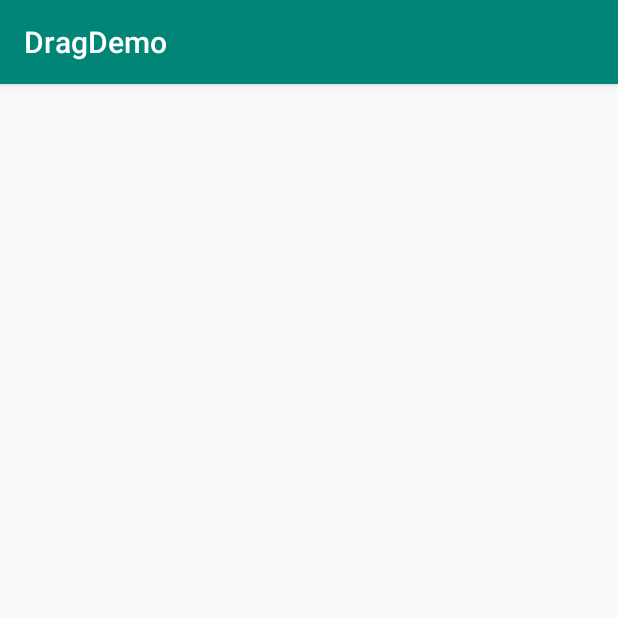
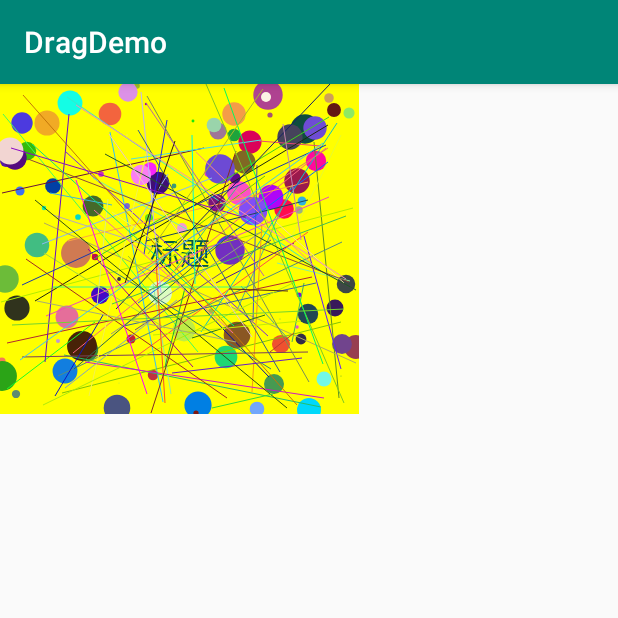
Before and after one commit to luckyXingYan/demo_ws, an Android app: the CustomViewActivity screen opened directly, with no data from a screen before it, on a phone screen of 412 x 824 dp, the top half of it. Run offline under Robolectric (Android 15) with nearby library versions, the phone set to English and light mode, and no system bars.

Commit message:
自定义view 验证码、噪点+横线

```diff
--- a/app/src/main/java/com/example/dragdemo/view/CustomView.java
+++ b/app/src/main/java/com/example/dragdemo/view/CustomView.java
@@ -5,11 +5,16 @@ import android.content.res.TypedArray;
 import android.graphics.Canvas;
 import android.graphics.Color;
 import android.graphics.Paint;
+import android.graphics.Rect;
 import android.util.AttributeSet;
 import android.util.TypedValue;
 import android.view.View;
 
 import com.example.dragdemo.R;
+
+import java.util.HashSet;
+import java.util.Random;
+import java.util.Set;
 
 /**
  * @Author: xingyan
@@ -22,6 +27,9 @@ public class CustomView extends View {
     private int mTextColor;
     private int mTextSize;
     private Paint mPaint;
+    private Rect mRect;//文字边框
+    private Random random;
+    private int[] tempCheckNum;
 
     public CustomView(Context context) {
         this(context, null);
@@ -33,11 +41,13 @@ public class CustomView extends View {
 
     public CustomView(Context context, AttributeSet attrs, int defStyleAttr) {
         super(context, attrs, defStyleAttr);
-        init();
+        //必须传入 attrs
+        init(attrs);
     }
 
-    private void init() {
-        TypedArray typedArray = getContext().obtainStyledAttributes(R.styleable.CustomView);
+    private void init(AttributeSet attrs) {
+        //此处需要的属性、文字、颜色、大小等 必须在 xml 中也声明，不然没效果
+        TypedArray typedArray = getContext().obtainStyledAttributes(attrs, R.styleable.CustomView);
         int count = typedArray.getIndexCount();
         for (int i = 0; i < count; i++) {
             int attr = typedArray.getIndex(i);
@@ -58,14 +68,123 @@ public class CustomView extends View {
         }
         typedArray.recycle();//资源回收
 
-        //初始化画笔
+        //初始化画笔 + 边框
         mPaint = new Paint();
+        mRect = new Rect();
+        random = new Random();
+        tempCheckNum = new int[]{0, 0, 0, 0};
+
         mPaint.setTextSize(mTextSize);
+        mPaint.getTextBounds(mText, 0, mText.length(), mRect);
+
+        //给当前 view 设置点击事件 可以在onDraw中再添加一点噪点，模拟 获取验证码
+        this.setOnClickListener(new OnClickListener() {
+            @Override
+            public void onClick(View v) {
+                mText = randomText();
+                postInvalidate();
+            }
+        });
+    }
+
+    private String randomText() {
+        Set<Integer> set = new HashSet<>();
+        while (set.size() < 4) {
+            int randomInt = random.nextInt(10);
+            set.add(randomInt);
+        }
+        StringBuilder sb = new StringBuilder();
+        for (Integer i : set) {
+            sb.append("" + i);
+        }
+        return sb.toString();
+    }
+
+    /**
+     * view布局中为 wrap_content 时，此方法 重新测量 view 的宽高
+     * EXACTLY：一般是设置了明确的值或者是MATCH_PARENT
+     * AT_MOST：表示子布局限制在一个最大值内，一般为WARP_CONTENT
+     * UNSPECIFIED：表示子布局想要多大就多大，很少使用
+     * <p>
+     * int widthSize = MeasureSpec.getSize(widthMeasureSpec); == widthMeasureSpec
+     * int heightSize = MeasureSpec.getSize(heightMeasureSpec); == heightMeasureSpec
+     *
+     * @param widthMeasureSpec
+     * @param heightMeasureSpec
+     */
+    @Override
+    protected void onMeasure(int widthMeasureSpec, int heightMeasureSpec) {
+        int widthMode = MeasureSpec.getMode(widthMeasureSpec);
+        int heightMode = MeasureSpec.getMode(heightMeasureSpec);
+        int width, height;
+        if (widthMode == MeasureSpec.EXACTLY) {
+            width = widthMeasureSpec;
+        } else {//AT_MOST 和 UNSPECIFIED
+            mPaint.setTextSize(mTextSize);
+            mPaint.getTextBounds(mText, 0, mText.length(), mRect);
+            float textWidth = mRect.width();
+            int desired = (int) (getPaddingLeft() + textWidth + getPaddingRight());
+            width = desired;
+        }
+        if (heightMode == MeasureSpec.EXACTLY) {
+            height = heightMeasureSpec;
+        } else {
+            mPaint.setTextSize(mTextSize);
+            mPaint.getTextBounds(mText, 0, mText.length(), mRect);
+            float textHeight = mRect.height();
+            int desired = (int) (getPaddingTop() + textHeight + getPaddingBottom());
+            height = desired;
+        }
+        setMeasuredDimension(width, height);
     }
 
     @Override
     protected void onDraw(Canvas canvas) {
         super.onDraw(canvas);
-        canvas.drawText(mText, 0, getWidth(), 0, getHeight(), mPaint);
+        //画边框
+        mPaint.setColor(Color.YELLOW);
+        canvas.drawRect(0, 0, getMeasuredWidth(), getMeasuredHeight(), mPaint);
+        //画文字
+        mPaint.setColor(mTextColor);
+        canvas.drawText(mText, getWidth() / 2 - mRect.width() / 2, getHeight() / 2 + mRect.height() / 2, mPaint);
+
+        // 绘制小圆点
+        int[] point;
+        for (int i = 0; i < 100; i++) {
+            mPaint.setColor(randomTextColor());
+            point = getPoint(getWidth(), getHeight());//参数自定义的view宽高
+            canvas.drawCircle(point[0], point[1], getRandomRadius(), mPaint);//圆心的x坐标、圆心的y坐标、圆的半径、绘制时所使用的画笔
+        }
+        //画横线
+        int[] line;
+        for (int i = 0; i < 100; i++) {
+            mPaint.setColor(randomTextColor());
+            line = getLine(getWidth(), getHeight());
+            canvas.drawLine(line[0], line[1], line[2], line[3], mPaint);//起始端点的X坐标、起始端点的Y坐标、终止端点的X坐标、终止端点的Y坐标、绘制直线所使用的画笔
+        }
+    }
+
+    private float getRandomRadius() {
+        float radius = (float) (Math.random() * 15);
+        return radius;
+    }
+
+    public int[] getLine(int width, int height) {
+        for (int i = 0; i < 4; i += 2) {
+            tempCheckNum[i] = (int) (Math.random() * width);
+            tempCheckNum[i + 1] = (int) (Math.random() * height);
+        }
+        return tempCheckNum;
+    }
+
+    private int randomTextColor() {
+        int ranColor = 0xff000000 | random.nextInt(0x00ffffff);
+        return ranColor;
+    }
+
+    private int[] getPoint(int width, int height) {
+        tempCheckNum[0] = (int) (Math.random() * width);
+        tempCheckNum[1] = (int) (Math.random() * height);
+        return tempCheckNum;
     }
 }
--- a/app/src/main/res/layout/activity_custom_view.xml
+++ b/app/src/main/res/layout/activity_custom_view.xml
@@ -6,10 +6,13 @@
     android:layout_height="match_parent"
     tools:context=".CustomViewActivity"
     tools:ignore="MissingConstraints">
-
+    <!--layout_width、layout_height设为wrap_content需要重写 onMeasure 重新测量view的宽高-->
     <com.example.dragdemo.view.CustomView
         android:layout_width="wrap_content"
         android:layout_height="wrap_content"
-        app:text="标题" />
+        android:padding="100dp"
+        app:text="标题"
+        app:textColor="@color/colorPrimaryDark"
+        app:textSize="20sp" />
 
 </android.support.constraint.ConstraintLayout>
--- a/app/src/main/res/values/attrs.xml
+++ b/app/src/main/res/values/attrs.xml
@@ -2,7 +2,7 @@
 <resources>
     <declare-styleable name="CustomView">
         <attr name="text" format="string" />
-        <attr name="textColor" format="string" />
+        <attr name="textColor" format="dimension" />
         <attr name="textSize" format="dimension" />
     </declare-styleable>
 </resources>
```
